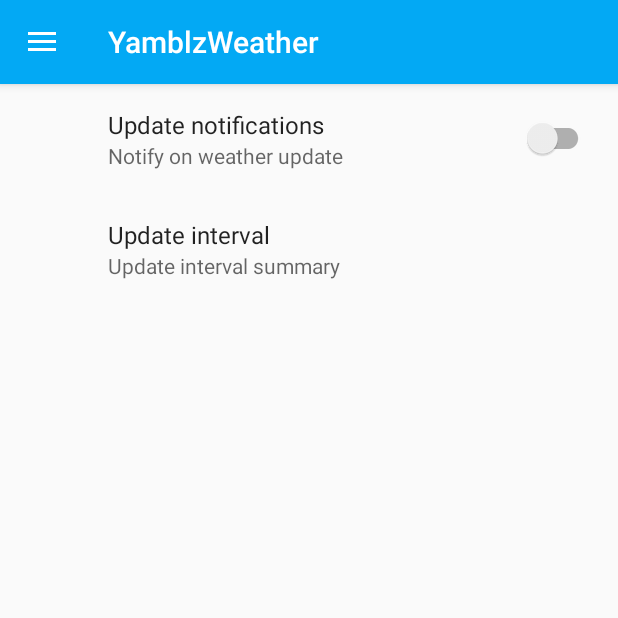
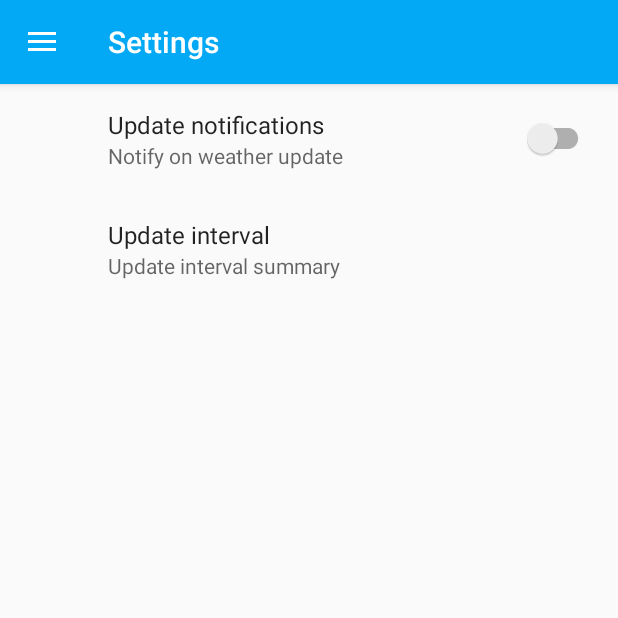
Before and after one commit to kltsv/YamblzWeather, an Android app: the screen it shows after launch (MainActivity), in the side drawer, after a tap on "Settings", on a phone screen of 412 x 824 dp, the top half of it. Run offline under Robolectric (Android 15) with nearby library versions, the phone set to English and light mode, and no system bars; our stand-ins replace ButterKnife, Dagger/Hilt's generated code, androidx.preference; libraries missing offline, so code that uses them is left out: com.evernote.android, com.squareup.leakcanary; 4 statements that could not run were skipped.

Commit message:
Set screen titles.

```diff
--- a/app/src/main/java/com/ringov/yamblzweather/MainActivity.java
+++ b/app/src/main/java/com/ringov/yamblzweather/MainActivity.java
@@ -61,7 +61,6 @@ public class MainActivity extends AppCompatActivity implements NavigationView.On
 
     private void initializeToolbar() {
         setSupportActionBar(mToolbar);
-        getSupportActionBar().setTitle(R.string.app_name);
     }
 
     private void initializeDrawer() {
--- a/app/src/main/java/com/ringov/yamblzweather/routing/Screen.java
+++ b/app/src/main/java/com/ringov/yamblzweather/routing/Screen.java
@@ -16,6 +16,7 @@ import java.util.HashMap;
  */
 
 public enum Screen {
+
     Weather(R.id.nav_weather, ((manager, container) -> {
         if (manager.findFragmentByTag(WeatherFragment.TAG) == null) {
             openFragment(manager, container, new WeatherFragment(), WeatherFragment.TAG);
--- a/app/src/main/java/com/ringov/yamblzweather/ui/Utils.java
+++ b/app/src/main/java/com/ringov/yamblzweather/ui/Utils.java
@@ -12,6 +12,7 @@ import java.util.concurrent.TimeUnit;
  */
 
 public class Utils {
+
     public static String getRelativeTime(Context context, long time) {
         long now = System.currentTimeMillis();
         long diff = now - time;
--- a/app/src/main/java/com/ringov/yamblzweather/ui/about/AboutFragment.java
+++ b/app/src/main/java/com/ringov/yamblzweather/ui/about/AboutFragment.java
@@ -26,6 +26,8 @@ public class AboutFragment extends BaseFragment {
     @Override
     public void onViewCreated(View view, @Nullable Bundle savedInstanceState) {
         super.onViewCreated(view, savedInstanceState);
+        getActivity().setTitle(R.string.about);
+
         mTvVersion.setText(getString(R.string.version, BuildConfig.VERSION_NAME));
     }
 
--- a/app/src/main/java/com/ringov/yamblzweather/ui/settings/SettingsFragment.java
+++ b/app/src/main/java/com/ringov/yamblzweather/ui/settings/SettingsFragment.java
@@ -2,6 +2,7 @@ package com.ringov.yamblzweather.ui.settings;
 
 import android.content.SharedPreferences;
 import android.os.Bundle;
+import android.support.annotation.Nullable;
 import android.support.v7.preference.PreferenceFragmentCompat;
 import android.support.v7.preference.PreferenceManager;
 import android.view.LayoutInflater;
@@ -41,6 +42,12 @@ public class SettingsFragment extends PreferenceFragmentCompat implements Shared
     }
 
     @Override
+    public void onViewCreated(View view, @Nullable Bundle savedInstanceState) {
+        super.onViewCreated(view, savedInstanceState);
+        getActivity().setTitle(R.string.settings);
+    }
+
+    @Override
     public void onDestroy() {
         super.onDestroy();
         prefs.unregisterOnSharedPreferenceChangeListener(this);
--- a/app/src/main/java/com/ringov/yamblzweather/ui/weather/WeatherFragment.java
+++ b/app/src/main/java/com/ringov/yamblzweather/ui/weather/WeatherFragment.java
@@ -59,6 +59,7 @@ public class WeatherFragment extends ModelViewFragment<WeatherViewModel, UIWeath
     @Override
     public void onViewCreated(View view, @Nullable Bundle savedInstanceState) {
         super.onViewCreated(view, savedInstanceState);
+        getActivity().setTitle(R.string.weather);
         swipeLayout.setOnRefreshListener(this::onRefresh);
     }
 
--- a/app/src/main/java/com/ringov/yamblzweather/viewmodel/data/WeatherCondition.java
+++ b/app/src/main/java/com/ringov/yamblzweather/viewmodel/data/WeatherCondition.java
@@ -10,6 +10,7 @@ import com.ringov.yamblzweather.R;
  */
 
 public enum WeatherCondition {
+
     Cloudy(R.string.cloudy, R.drawable.weather_clouds),
     Clear(R.string.clear, R.drawable.weather_clear),
     Rainy(R.string.rainy, R.drawable.weather_rainy),
--- a/app/src/main/res/layout/exception_fragment.xml
+++ b/app/src/main/res/layout/exception_fragment.xml
@@ -1,6 +1,7 @@
 <?xml version="1.0" encoding="utf-8"?>
 <LinearLayout xmlns:android="http://schemas.android.com/apk/res/android"
-    android:orientation="vertical" android:layout_width="match_parent"
-    android:layout_height="match_parent">
+    android:layout_width="match_parent"
+    android:layout_height="match_parent"
+    android:orientation="vertical">
 
 </LinearLayout>
--- a/app/src/main/res/layout/main_appbar.xml
+++ b/app/src/main/res/layout/main_appbar.xml
@@ -15,7 +15,7 @@
             android:layout_width="match_parent"
             android:layout_height="?attr/actionBarSize"
             android:background="?attr/colorPrimary"
-            app:theme="@style/ThemeOverlay.AppCompat.Dark.ActionBar" />
+            android:theme="@style/ThemeOverlay.AppCompat.Dark.ActionBar" />
 
     </android.support.design.widget.AppBarLayout>
 
--- a/app/src/main/res/layout/weather_fragment.xml
+++ b/app/src/main/res/layout/weather_fragment.xml
@@ -77,4 +77,5 @@
             android:text="@string/default_city" />
 
     </RelativeLayout>
+
 </android.support.v4.widget.SwipeRefreshLayout>
--- a/app/src/main/res/values/strings.xml
+++ b/app/src/main/res/values/strings.xml
@@ -61,4 +61,8 @@
 
     <string name="default_city">Moscow</string>
     <string name="no_internet_connection">No Internet</string>
+
+    <string name="prefs_location_title">Location</string>
+    <string name="prefs_location_description"></string>
+
 </resources>
```
Also changed, not shown: app/src/main/res/layout-land/weather_fragment.xml (+4 -3 lines), 1 other file.
